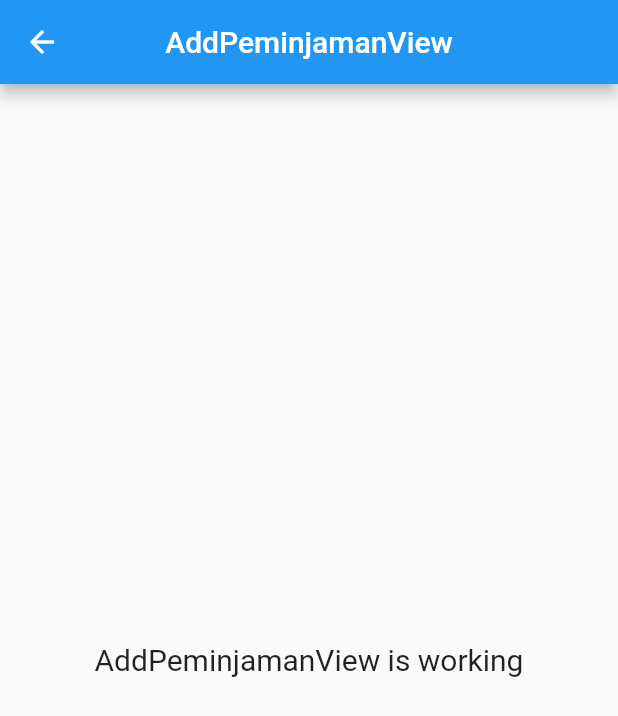
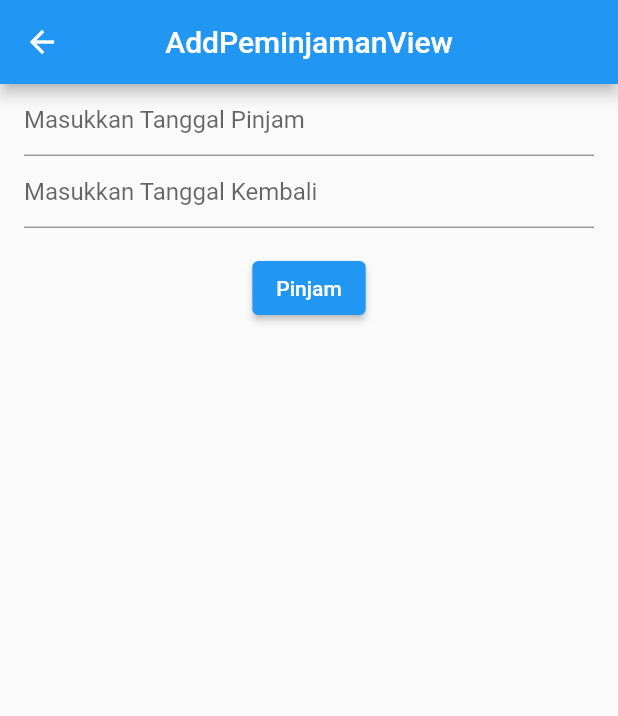
Before and after one commit to Ridwanfiki/peminjam_perpustakaan_app, a Flutter app: the AddPeminjamanView screen opened by its route, on a phone screen of 412 x 824 dp. Shown: the top 716 px of the screen. Run offline on Flutter 3.47's test engine with Material 2 defaults, Android fonts, the phone set to English and light mode, and no system bars; our stand-ins replace dio, get, get_storage, pretty_dio_logger; accounts and stored records are empty.

Commit message:
peminjaman page

```diff
--- a/lib/app/modules/add_peminjaman/views/add_peminjaman_view.dart
+++ b/lib/app/modules/add_peminjaman/views/add_peminjaman_view.dart
@@ -13,11 +13,39 @@ class AddPeminjamanView extends GetView<AddPeminjamanController> {
         title: const Text('AddPeminjamanView'),
         centerTitle: true,
       ),
-      body: const Center(
-        child: Text(
-          'AddPeminjamanView is working',
-          style: TextStyle(fontSize: 20),
-        ),
+      body: Center(
+          child: Form(
+            key: controller.formKey,
+            child: Column(
+              children: [
+                TextFormField(
+                  controller: controller.tglPinjamController,
+                  decoration: InputDecoration(hintText: "Masukkan Tanggal Pinjam"),
+                  validator: (value) {
+                    if (value!.isEmpty) {
+                      return "Tanggal Pinjam tidak boleh kosong";
+                    }
+                    return null;
+                  },
+                ),
+                TextFormField(
+                  controller: controller.tglKembaliController,
+                  decoration: InputDecoration(hintText: "Masukkan Tanggal Kembali"),
+                  validator: (value) {
+                    if (value!.isEmpty) {
+                      return "Tanggal Kembali tidak boleh kosong";
+                    }
+                    return null;
+                  },
+                ),
+                Obx(() {
+                  return controller.loading.value
+                      ? const CircularProgressIndicator()
+                      : ElevatedButton(onPressed: () => controller.post(), child: const Text("Pinjam"));
+                }).paddingOnly(top: 16)
+              ],
+          ).paddingOnly(left: 16, right: 16),
+      )
       ),
     );
   }
--- a/lib/app/modules/home/views/home_view.dart
+++ b/lib/app/modules/home/views/home_view.dart
@@ -17,9 +17,9 @@ class HomeView extends GetView<HomeController> {
       body: Center(
           child: Column(
             children: [
-              ElevatedButton(onPressed: ()=>Get.toNamed(Routes.REGISTER),
-                  child: Text("List Buk")),
-              ElevatedButton(onPressed: ()=>Get.toNamed(Routes.REGISTER),
+              ElevatedButton(onPressed: ()=>Get.toNamed(Routes.BOOK),
+                  child: Text("List Buku")),
+              ElevatedButton(onPressed: ()=>Get.toNamed(Routes.PEMINJAMAN),
                   child: Text("List Peminjaman")),
             ],
           )
```
Also changed, not shown: lib/app/modules/add_peminjaman/controllers/add_peminjaman_controller.dart (+54 -0 lines), lib/app/modules/book/controllers/book_controller.dart (+26 -1 lines), lib/app/modules/book/views/book_view.dart (+25 -9 lines), lib/app/modules/peminjaman/controllers/peminjaman_controller.dart (+30 -1 lines), lib/app/modules/peminjaman/views/peminjaman_view.dart (+13 -6 lines).
